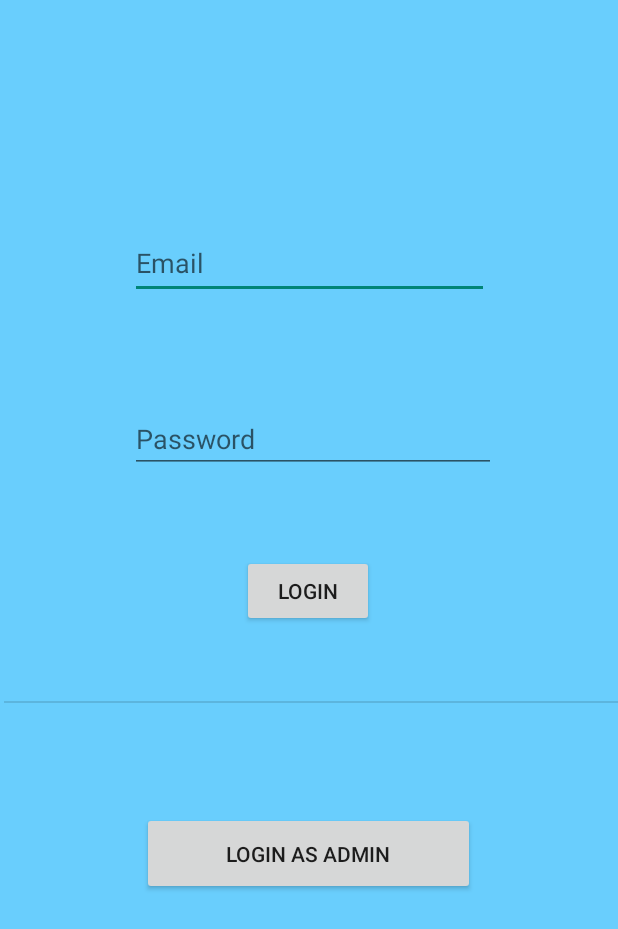
After one commit to dev-OwaisKhan/Beep, an Android app: the LoginUser screen opened directly, with no data from a screen before it, on a phone screen of 412 x 824 dp. The commit adds this screen. Shown: the top 929 px of the screen. Run offline under Robolectric (Android 15) with nearby library versions, the phone set to English and light mode, and no system bars.

Commit message:
new files added

```diff
--- /dev/null
+++ b/app/src/main/java/com/example/beep/LoginUser.java
@@ -0,0 +1,51 @@
+package com.example.beep;
+
+import androidx.appcompat.app.AppCompatActivity;
+
+import android.content.Intent;
+import android.os.Bundle;
+import android.view.View;
+import android.widget.Button;
+import android.widget.EditText;
+
+public class LoginUser extends AppCompatActivity {
+
+    EditText user_email, user_password;
+    Button login_user, login_admin;
+    String email_text, password_text;
+
+    @Override
+    protected void onCreate(Bundle savedInstanceState) {
+        super.onCreate(savedInstanceState);
+        setContentView(R.layout.activity_login_user);
+
+        user_password = findViewById(R.id.user_pass);
+        user_email = findViewById(R.id.user_mail);
+        login_user = findViewById(R.id.login_user);
+        login_admin = findViewById(R.id.login_admin);
+
+
+
+       login_user.setOnClickListener(new View.OnClickListener() {
+           @Override
+           public void onClick(View view) {
+            email_text = user_email.getText().toString();
+            password_text = user_password.getText().toString();
+            Intent intent = new Intent (LoginUser.this, HomeUser.class);
+            startActivity(intent);
+            finish();
+           }
+       });
+
+        login_admin.setOnClickListener(new View.OnClickListener() {
+            @Override
+            public void onClick(View view) {
+                Intent intent  = new Intent(LoginUser.this, LoginAdmin.class);
+                startActivity(intent);
+                finish();
+
+            }
+        });
+
+    }
+}
--- a/app/src/main/res/layout/activity_home.xml
+++ b/app/src/main/res/layout/activity_home_user.xml
@@ -4,7 +4,7 @@
     xmlns:tools="http://schemas.android.com/tools"
     android:layout_width="match_parent"
     android:layout_height="match_parent"
-    tools:context=".Home">
+    tools:context=".HomeUser">
 
     <androidx.appcompat.widget.Toolbar
         android:id="@+id/toolbar"
--- /dev/null
+++ b/app/src/main/res/layout/activity_login_user.xml
@@ -0,0 +1,74 @@
+<?xml version="1.0" encoding="utf-8"?>
+<androidx.constraintlayout.widget.ConstraintLayout xmlns:android="http://schemas.android.com/apk/res/android"
+    xmlns:app="http://schemas.android.com/apk/res-auto"
+    xmlns:tools="http://schemas.android.com/tools"
+    android:layout_width="match_parent"
+    android:layout_height="match_parent"
+    tools:context=".LoginUser"
+    android:background="@color/blue">
+
+    <EditText
+        android:id="@+id/user_mail"
+        android:layout_width="239dp"
+        android:layout_height="47dp"
+        android:layout_marginTop="152dp"
+        android:ems="10"
+        android:hint="@string/email"
+        android:inputType="textEmailAddress"
+        app:layout_constraintBottom_toTopOf="@+id/user_pass"
+        app:layout_constraintEnd_toEndOf="parent"
+        app:layout_constraintStart_toStartOf="parent"
+        app:layout_constraintTop_toTopOf="parent"
+        app:layout_constraintVertical_bias="0.0" />
+
+    <EditText
+        android:id="@+id/user_pass"
+        android:layout_width="244dp"
+        android:layout_height="41dp"
+        android:layout_marginBottom="53dp"
+        android:ems="10"
+        android:hint="@string/password"
+        android:inputType="textPersonName"
+        app:layout_constraintBottom_toTopOf="@+id/login_user"
+        app:layout_constraintEnd_toEndOf="parent"
+        app:layout_constraintHorizontal_bias="0.514"
+        app:layout_constraintStart_toStartOf="parent"
+        app:layout_constraintTop_toTopOf="parent"
+        app:layout_constraintVertical_bias="0.995" />
+
+    <Button
+        android:id="@+id/login_user"
+        android:layout_width="wrap_content"
+        android:layout_height="wrap_content"
+        android:text="@string/user_login"
+        app:layout_constraintBottom_toBottomOf="parent"
+        app:layout_constraintEnd_toEndOf="parent"
+        app:layout_constraintHorizontal_bias="0.498"
+        app:layout_constraintStart_toStartOf="parent"
+        app:layout_constraintTop_toTopOf="parent"
+        app:layout_constraintVertical_bias="0.477" />
+
+    <View
+        android:id="@+id/divider"
+        android:layout_width="409dp"
+        android:layout_height="1dp"
+        android:background="?android:attr/listDivider"
+        app:layout_constraintBottom_toBottomOf="parent"
+        app:layout_constraintEnd_toEndOf="parent"
+        app:layout_constraintTop_toTopOf="parent"
+        app:layout_constraintVertical_bias="0.568" />
+
+    <Button
+        android:id="@+id/login_admin"
+        android:layout_width="222dp"
+        android:layout_height="55dp"
+        android:layout_marginTop="53dp"
+        android:layout_marginBottom="208dp"
+        android:text="@string/admin_login"
+        app:layout_constraintBottom_toBottomOf="parent"
+        app:layout_constraintEnd_toEndOf="parent"
+        app:layout_constraintHorizontal_bias="0.497"
+        app:layout_constraintStart_toStartOf="parent"
+        app:layout_constraintTop_toBottomOf="@+id/divider" />
+
+</androidx.constraintlayout.widget.ConstraintLayout>
--- a/app/src/main/res/values/colors.xml
+++ b/app/src/main/res/values/colors.xml
@@ -7,4 +7,5 @@
     <color name="teal_700">#FF018786</color>
     <color name="black">#FF000000</color>
     <color name="white">#FFFFFFFF</color>
+    <color name="blue">#69CEFD</color>
 </resources>
--- a/app/src/main/res/values/strings.xml
+++ b/app/src/main/res/values/strings.xml
@@ -1,4 +1,8 @@
 <resources>
     <string name="app_name">Beep</string>
-    <string name ="signin">Sign In!</string>
+    <string name="signin">Sign In!</string>
+    <string name="admin_login">Login as Admin</string>
+    <string name="user_login">Login</string>
+    <string name="password">Password</string>
+    <string name="email">Email</string>
 </resources>
--- a/build.gradle
+++ b/build.gradle
@@ -1,7 +1,7 @@
 // Top-level build file where you can add configuration options common to all sub-projects/modules.
 plugins {
-    id 'com.android.application' version '7.2.0' apply false
-    id 'com.android.library' version '7.2.0' apply false
+    id 'com.android.application' version '7.3.1' apply false
+    id 'com.android.library' version '7.3.1' apply false
 }
 
 task clean(type: Delete) {
```
Also changed, not shown: app/src/main/AndroidManifest.xml (+25 -4 lines), app/src/main/java/com/example/beep/HomeAdmin.java (added, +14 -0 lines), app/src/main/java/com/example/beep/HomeUser.java (renamed from app/src/main/java/com/example/beep/Home.java, +4 -5 lines), app/src/main/java/com/example/beep/LoginAdmin.java (added, +37 -0 lines), app/src/main/java/com/example/beep/SignIn.java (+15 -4 lines), app/src/main/res/layout/activity_home_admin.xml (added, +10 -0 lines), app/src/main/res/layout/activity_login_admin.xml (added, +51 -0 lines), app/src/main/res/layout/activity_sign_in.xml (+16 -4 lines), gradle/wrapper/gradle-wrapper.properties.
